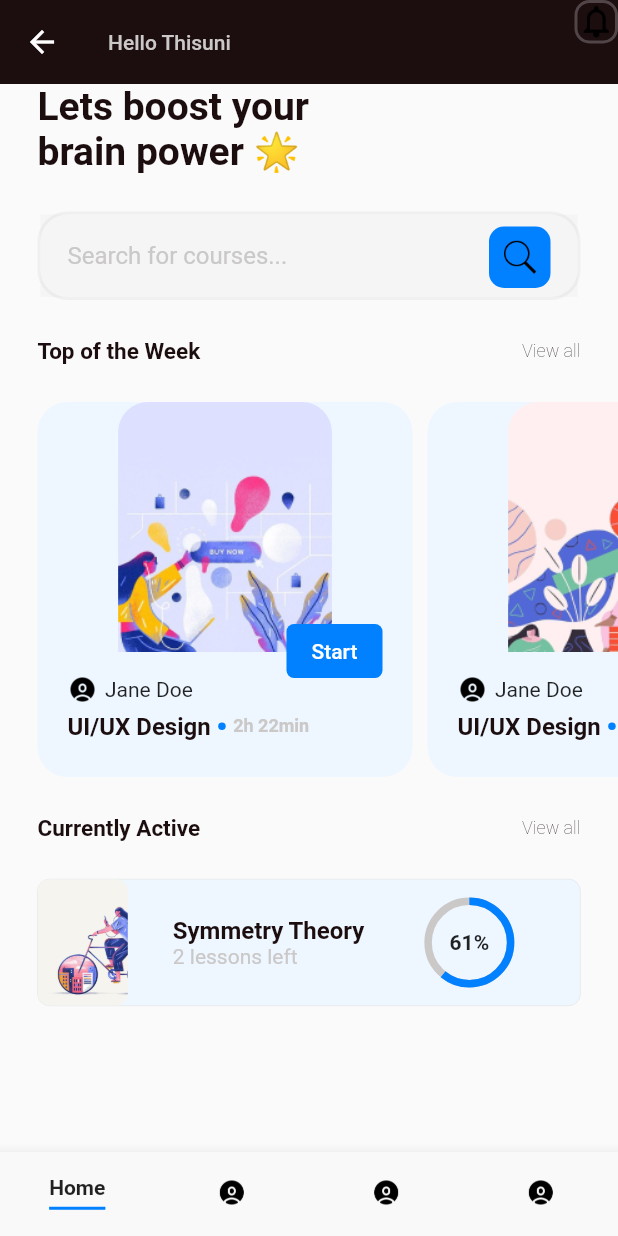
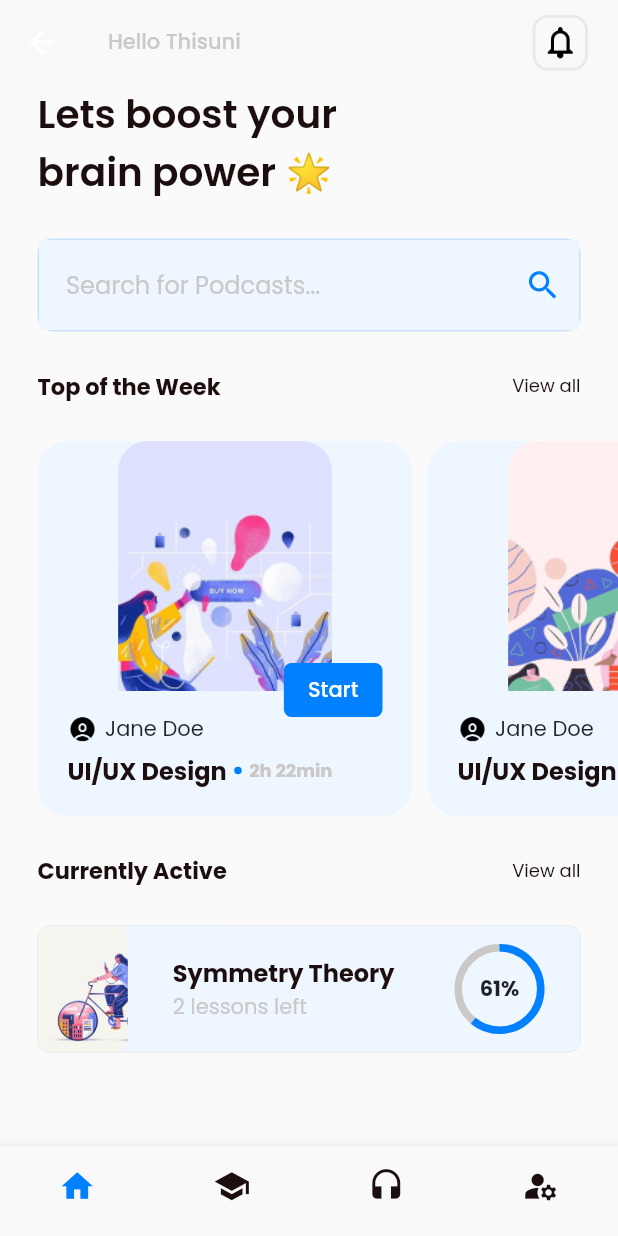
Before and after one commit to thixuni/devsign-app, a Flutter app: the HomePage screen opened directly, on a phone screen of 412 x 824 dp. Run offline on Flutter 3.47's test engine with Material 2 defaults, Android fonts, the phone set to English and light mode, and no system bars; drawn by our look-alikes of percent_indicator; our stand-ins replace firebase_auth, firebase_core; accounts and stored records are empty.

Commit message:
Commit - 23/12/2021

```diff
--- /dev/null
+++ b/lib/constants/fonts.dart
@@ -0,0 +1,9 @@
+import 'package:course_app/constants/colors.dart';
+import 'package:flutter/material.dart';
+
+var kMainTitleStyle = TextStyle(
+    fontSize: 26.0,
+    fontWeight: FontWeight.w600,
+    color: kBlack,
+    fontFamily: 'Poppins',
+    decoration: TextDecoration.none);
--- a/lib/main.dart
+++ b/lib/main.dart
@@ -1,4 +1,7 @@
-import 'package:course_app/screens/login.dart';
+import 'package:course_app/screens/home/home.dart';
+import 'package:course_app/screens/podcast/podcast.dart';
+import 'package:course_app/screens/signin.dart';
+import 'package:course_app/screens/signup.dart';
 import 'package:firebase_core/firebase_core.dart';
 import 'package:flutter/material.dart';
 import 'package:flutter/services.dart';
@@ -22,7 +25,8 @@ class MyApp extends StatelessWidget {
     );
     return MaterialApp(
       debugShowCheckedModeBanner: false,
-      home: LoginScreen(),
+      theme: ThemeData(fontFamily: 'Poppins'),
+      home: HomePage(),
     );
   }
 }
--- a/lib/screens/home/home.dart
+++ b/lib/screens/home/home.dart
@@ -1,16 +1,40 @@
 import 'package:course_app/constants/colors.dart';
+import 'package:course_app/screens/courses/course.dart';
 import 'package:course_app/screens/home/widgets/active_course.dart';
 import 'package:course_app/screens/home/widgets/emoji.dart';
 import 'package:course_app/screens/home/widgets/featured_courses.dart';
 import 'package:course_app/screens/home/widgets/search_input.dart';
+import 'package:course_app/screens/podcast/podcast.dart';
+import 'package:course_app/screens/profile/profile.dart';
 import 'package:flutter/material.dart';
 
-class HomePage extends StatelessWidget {
+class HomePage extends StatefulWidget {
+  @override
+  State<HomePage> createState() => _HomePageState();
+}
+
+class _HomePageState extends State<HomePage> {
+  int _selectedIndex = 0;
+
+  static List<Widget> _viewList = [
+    HomePage(),
+    CoursesPage(),
+    PodcastPage(),
+    ProfilePage(),
+  ];
+
+  onTappedItem(int index) {
+    setState(() {
+      _selectedIndex = index;
+    });
+  }
+
   @override
   Widget build(BuildContext context) {
     return Scaffold(
       appBar: buildAppBar(),
       body: SingleChildScrollView(
+        //child: _viewList.elementAt(_selectedIndex),
         child: Column(
             crossAxisAlignment: CrossAxisAlignment.start,
             mainAxisSize: MainAxisSize.min,
@@ -31,41 +55,35 @@ class HomePage extends StatelessWidget {
       backgroundColor: kBackgroundColor,
       showSelectedLabels: false,
       showUnselectedLabels: false,
+      currentIndex: _selectedIndex,
+      unselectedItemColor: kBlack,
+      selectedItemColor: kBlue,
+      onTap: onTappedItem,
       items: [
         BottomNavigationBarItem(
-            label: 'home',
-            icon: Container(
-              padding: EdgeInsets.only(bottom: 5),
-              decoration: const BoxDecoration(
-                  border: Border(
-                      bottom: BorderSide(
-                color: kBlue,
-                width: 2,
-              ))),
-              child: const Text(
-                'Home',
-                style: TextStyle(
-                  fontWeight: FontWeight.bold,
-                ),
-              ),
-            )),
+          label: 'home',
+          icon: Icon(
+            Icons.home,
+            size: 25,
+          ),
+        ),
         BottomNavigationBarItem(
             label: 'explore',
-            icon: Image.asset(
-              'assets/icons/avatar.png',
-              width: 20,
+            icon: Icon(
+              Icons.school,
+              size: 25,
             )),
         BottomNavigationBarItem(
             label: 'listen',
-            icon: Image.asset(
-              'assets/icons/avatar.png',
-              width: 20,
+            icon: Icon(
+              Icons.headset,
+              size: 25,
             )),
         BottomNavigationBarItem(
             label: 'profile',
-            icon: Image.asset(
-              'assets/icons/avatar.png',
-              width: 20,
+            icon: Icon(
+              Icons.manage_accounts_sharp,
+              size: 25,
             )),
       ],
     );
@@ -73,7 +91,7 @@ class HomePage extends StatelessWidget {
 
   AppBar buildAppBar() {
     return AppBar(
-        backgroundColor: kBlack,
+        backgroundColor: kBackgroundColor,
         elevation: 0,
         title: const Text(
           'Hello Thisuni',
@@ -82,8 +100,8 @@ class HomePage extends StatelessWidget {
         actions: [
           Stack(children: [
             Container(
-              //margin: EdgeInsets.only(top: 10, right: 20),
-              //padding: EdgeInsets.all(4),
+              margin: EdgeInsets.only(top: 10, right: 20),
+              padding: EdgeInsets.all(4),
               decoration: BoxDecoration(
                 border: Border.all(color: kGrey.withOpacity(0.3), width: 2),
                 borderRadius: BorderRadius.circular(10),
--- a/lib/screens/home/widgets/emoji.dart
+++ b/lib/screens/home/widgets/emoji.dart
@@ -1,5 +1,7 @@
 import 'package:course_app/constants/colors.dart';
+import 'package:course_app/constants/fonts.dart';
 import 'package:flutter/material.dart';
+import 'package:course_app/constants/fonts.dart';
 
 class EmojiText extends StatelessWidget {
   @override
@@ -7,14 +9,11 @@ class EmojiText extends StatelessWidget {
     return Container(
       padding: EdgeInsets.only(left: 25),
       child: RichText(
-          text: const TextSpan(children: [
+          text: TextSpan(children: [
         TextSpan(
-            text: 'Let\s boost your\nbrain power',
-            style: TextStyle(
-              fontWeight: FontWeight.bold,
-              fontSize: 26,
-              color: kBlack,
-            )),
+          text: 'Let\s boost your\nbrain power',
+          style: kMainTitleStyle,
+        ),
         TextSpan(
             text: ' 🌟',
             style: TextStyle(
--- a/lib/screens/home/widgets/search_input.dart
+++ b/lib/screens/home/widgets/search_input.dart
@@ -10,32 +10,37 @@ class SearchInput extends StatelessWidget {
         Container(
           margin: EdgeInsets.all(25),
           decoration: BoxDecoration(
-              borderRadius: BorderRadius.circular(20),
-              border: Border.all(color: kGrey.withOpacity(0.2), width: 2)),
+              borderRadius: BorderRadius.circular(10),
+              border: Border.all(color: kBlue.withOpacity(0.2), width: 1)),
           child: TextField(
             cursorColor: kGrey,
             decoration: InputDecoration(
-                fillColor: kGrey.withOpacity(0.1),
+                fillColor: kLightBlue,
                 filled: true,
                 contentPadding: EdgeInsets.all(18),
                 border: InputBorder.none,
-                hintText: 'Search for courses...',
-                hintStyle: TextStyle(color: kGrey)),
+                hintText: 'Search for Podcasts...',
+                hintStyle: TextStyle(color: kGrey),
+                suffixIcon: Icon(
+                  Icons.search,
+                  color: kBlue,
+                  size: 25,
+                )),
           ),
         ),
-        Positioned(
-          right: 45,
-          top: 35,
-          child: Container(
-            padding: const EdgeInsets.all(8),
-            decoration: BoxDecoration(
-                color: kBlue, borderRadius: BorderRadius.circular(10)),
-            child: Image.asset(
-              'assets/icons/search.png',
-              width: 25,
-            ),
-          ),
-        )
+        // Positioned(
+        //   right: 45,
+        //   top: 35,
+        //   child: Container(
+        //     padding: const EdgeInsets.all(8),
+        //     decoration: BoxDecoration(
+        //         color: kBlue, borderRadius: BorderRadius.circular(10)),
+        //     child: Image.asset(
+        //       'assets/icons/search.png',
+        //       width: 25,
+        //     ),
+        //   ),
+        // )
       ],
     ));
   }
```
Also changed, not shown: lib/screens/courses/course.dart (added, +12 -0 lines), lib/screens/podcast/podcast.dart (added, +77 -0 lines), lib/screens/profile/profile.dart (added, +12 -0 lines), lib/screens/signin.dart (renamed from lib/screens/login.dart, +21 -13 lines), lib/screens/signup.dart (added, +26 -0 lines), pubspec.yaml (+21 -3 lines), assets/fonts/Poppins-Black.ttf (added), assets/fonts/Poppins-Bold.ttf (added), assets/fonts/Poppins-ExtraBold.ttf (added), assets/fonts/Poppins-Medium.ttf (added), assets/fonts/Poppins-Regular.ttf (added), assets/fonts/Poppins-SemiBold.ttf (added), pubspec.lock, 2 other files.
